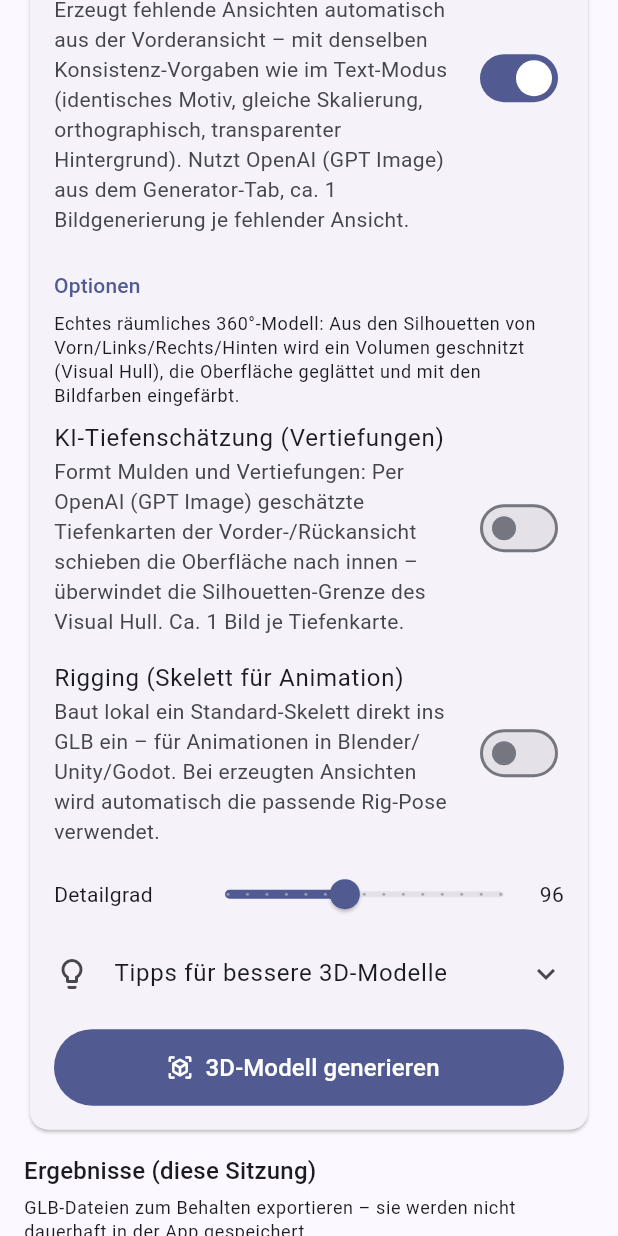
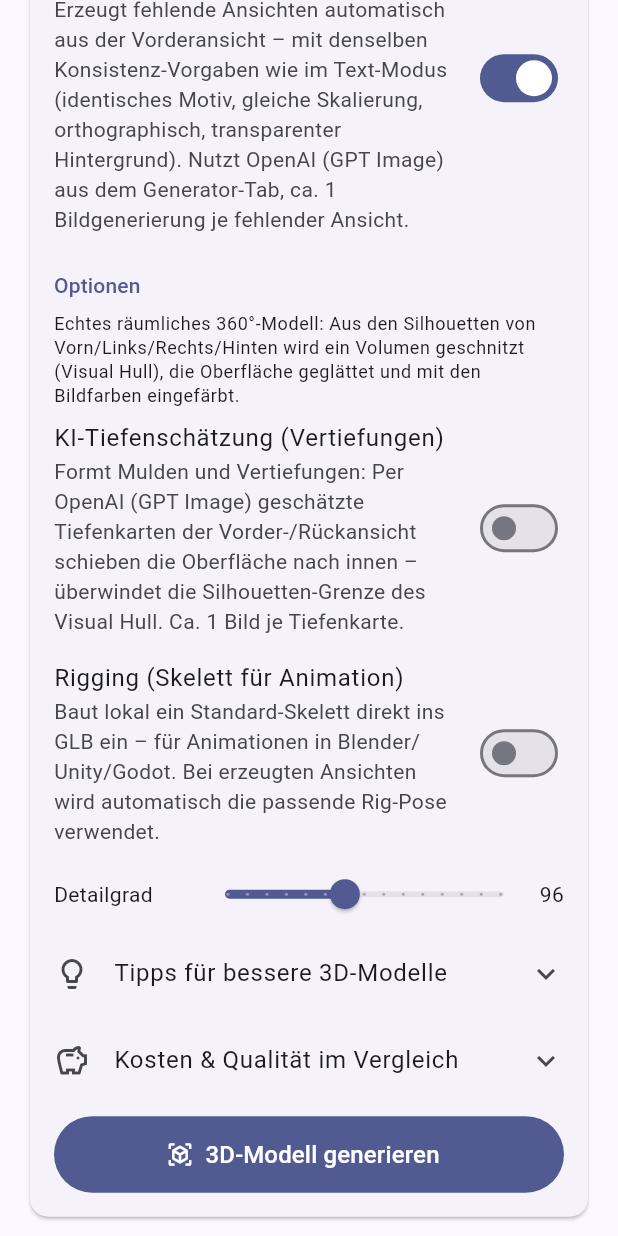
Before and after one commit to Alex1977-code/Bildgenerator, a Flutter app: the ThreeDScreen widget shown alone on an empty page, opened directly with empty values, scrolled down 576 dp, on a phone screen of 412 x 824 dp. Run offline on Flutter 3.47's test engine with Material 3 defaults, Android fonts, the phone set to English and light mode, and no system bars; our stand-ins replace flutter_secure_storage, image_picker, share_plus, shared_preferences, web; missing offline and left inert: dart:js_interop, desktop_drop, file_selector; accounts and stored records are empty.

Commit message:
Testanimationen als glTF-Clips exportierbar + Kosten-Übersicht
- Neuer Export „GLB + Testanimationen exportieren“ in der 3D-Vorschau:
  Die eingebauten Testanimationen werden über einen kompletten
  Bewegungszyklus abgetastet und als echte, loopbare
  glTF-Animations-Clips (Rotations-Keyframes, LINEAR) in die GLB
  gebacken – abspielbar in Blender, Unity, Godot und jedem
  glTF-Viewer; Geometrie, Texturen, Skin und vorhandene Clips bleiben
  unangetastet
- Jede Testanimation hat dazu eine exakte Loop-Periode bekommen
  (Frequenzen harmonisiert, z. B. Schwanzwedeln = halbe Beinfrequenz)
- Aufklappbarer Abschnitt „Kosten & Qualität im Vergleich“ im
  3D-Bereich (Lokal/Stability/Tripo/Meshy mit Preisrahmen und
  Empfehlung)
- Test: Einbacken, erneutes Einlesen und Abspielen der Clips

Co-Authored-By: Claude <noreply@anthropic.com>
Claude-Session: https://claude.ai/code/session_01X62YrZoYAAA7b7wtJTmR84

```diff
--- a/lib/screens/three_d_screen.dart
+++ b/lib/screens/three_d_screen.dart
@@ -1433,6 +1433,38 @@ class _ThreeDScreenState extends State<ThreeDScreen> {
                     ),
                   ],
                 ),
+                ExpansionTile(
+                  tilePadding: EdgeInsets.zero,
+                  childrenPadding: const EdgeInsets.only(bottom: 8),
+                  leading: const Icon(Icons.savings_outlined),
+                  title: const Text('Kosten & Qualität im Vergleich'),
+                  children: [
+                    Text(
+                      '• Lokal: kostenlos und offline – Qualität gut bei '
+                      'einfachen, kompakten Motiven; Vertex-Farben statt '
+                      'echter Texturen, keine Hohlräume. Mit KI-Ansichten '
+                      'und Tiefenschätzung fallen nur Bildkosten an '
+                      '(ca. 4–6 Bilder, wenige Cent).\n'
+                      '• Stability: ca. 4–10 Credits (≈ 0,04–0,10 \$) pro '
+                      'Modell, Antwort in Sekunden – bestes '
+                      'Preis-Leistungs-Verhältnis; echte Texturen, '
+                      'plausible Rückseiten und Hohlräume, Details '
+                      'mittel bis hoch.\n'
+                      '• Tripo3D: ca. 10–30 Credits (≈ 0,10–0,30 \$) je '
+                      'nach Optionen, Startguthaben für neue Konten – '
+                      'sehr hohe Qualität, v3.0 und „detailliert“ nahe '
+                      'Produktionsniveau, natives Rigging.\n'
+                      '• Meshy: ca. 20 Credits, API erst ab Pro-Abo '
+                      '(≈ 16 \$/Monat) – Top-Qualität und viele Optionen, '
+                      'lohnt bei regelmäßiger Nutzung.\n'
+                      'Empfehlung: Zum Ausprobieren Lokal (gratis), für '
+                      'gute Modelle zum kleinen Preis Stability, für '
+                      'maximale Qualität Tripo3D/Meshy. Preise laut '
+                      'Anbieter (Stand 2026) – können sich ändern.',
+                      style: theme.textTheme.bodySmall,
+                    ),
+                  ],
+                ),
                 const SizedBox(height: 8),
                 Row(
                   children: [
```
Also changed, not shown: lib/screens/model_preview_screen.dart (+33 -8 lines), lib/services/animation_bake.dart (added, +178 -0 lines), lib/services/preview_animations.dart (+15 -9 lines), 2 other files.
